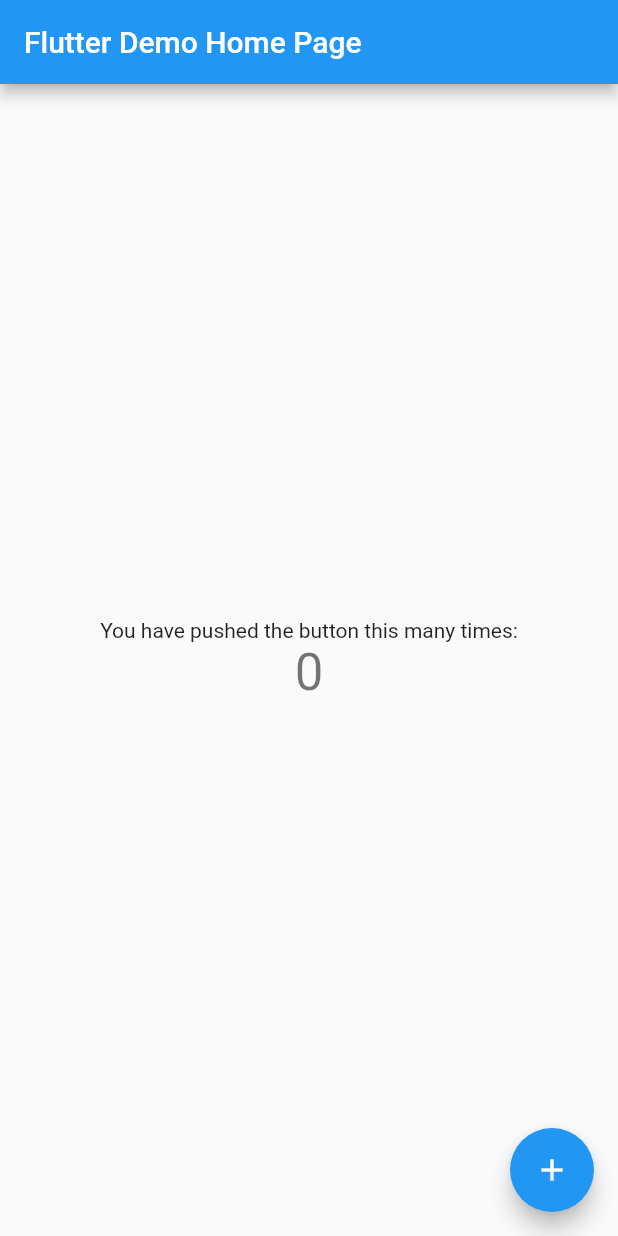
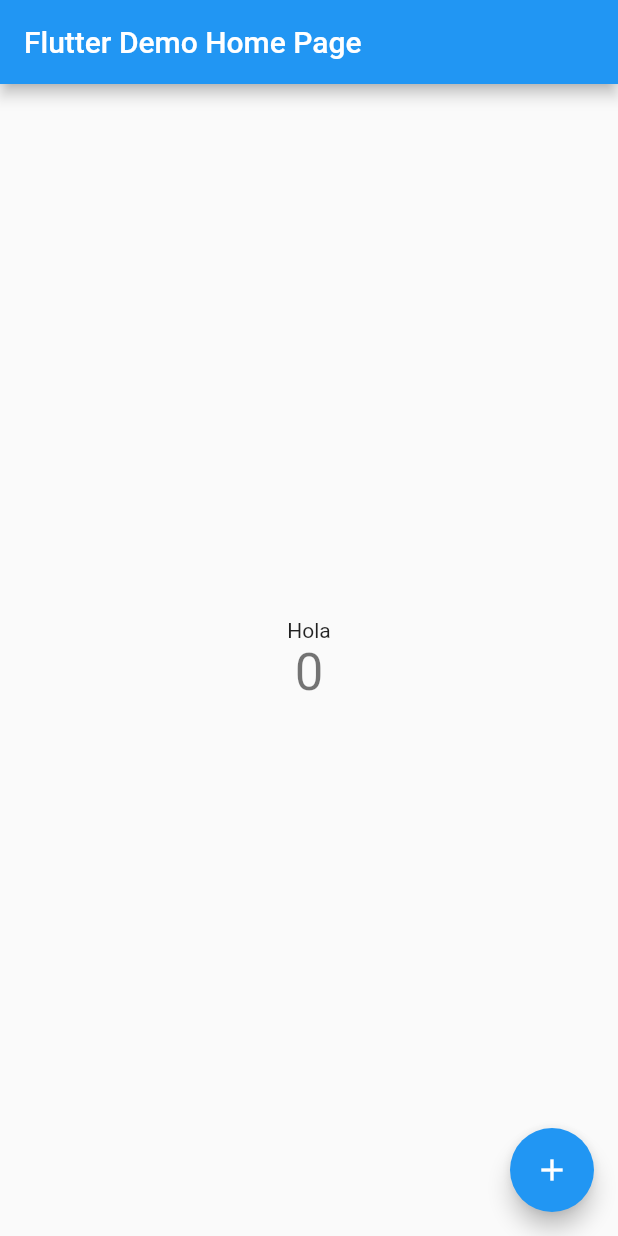
Before and after one commit to srikanth-vm/flutter-demo, a Flutter app: the screen it shows after launch, on a phone screen of 412 x 824 dp. Run offline on Flutter 3.47's test engine with Material 2 defaults, Android fonts, the phone set to English and light mode, and no system bars.

```diff
--- /dev/null
+++ b/assets/ios.txt
@@ -0,0 +1 @@
+Hello From iOS !
--- a/lib/main.dart
+++ b/lib/main.dart
@@ -57,6 +57,10 @@ class _MyHomePageState extends State<MyHomePage> {
     });
   }
 
+  String _titleText() {
+    return "Hola";
+  }
+
   @override
   Widget build(BuildContext context) {
     // This method is rerun every time setState is called, for instance as done
@@ -92,7 +96,7 @@ class _MyHomePageState extends State<MyHomePage> {
           mainAxisAlignment: MainAxisAlignment.center,
           children: <Widget>[
             Text(
-              'You have pushed the button this many times:',
+              _titleText(),
             ),
             Text(
               '$_counter',
--- a/pubspec.yaml
+++ b/pubspec.yaml
@@ -40,6 +40,9 @@ flutter:
   # the material Icons class.
   uses-material-design: true
 
+  assets:
+    - assets/ios.txt
+
   # To add assets to your application, add an assets section, like this:
   # assets:
   #  - images/a_dot_burr.jpeg
```
Also changed, not shown: 2 other files.
